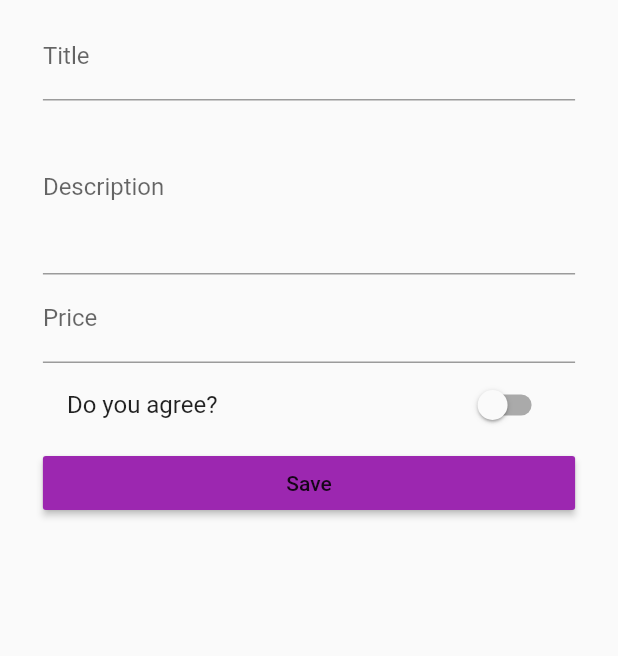
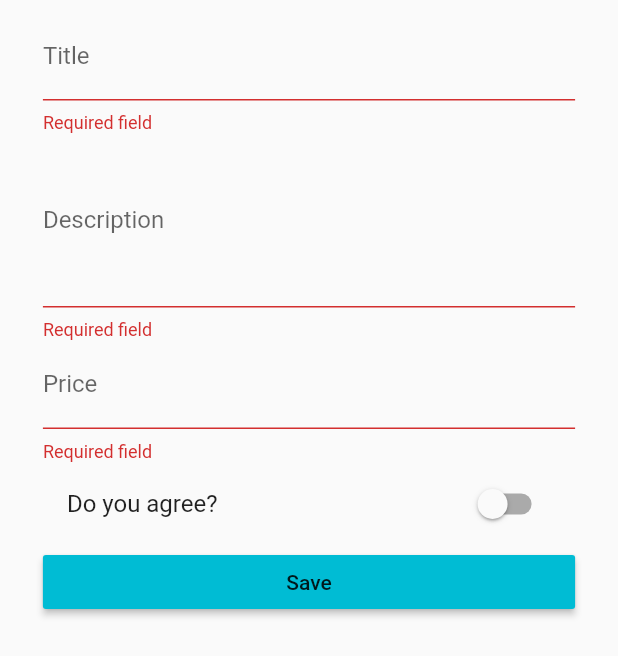
Before and after one commit to takmilul/Flutter-Demo, a Flutter app: the ProductCreatePage widget shown alone on an empty page, opened directly with empty values, after a tap on "Save", on a phone screen of 412 x 824 dp. Shown: the top 656 px of the screen. Run offline on Flutter 3.47's test engine with Material 2 defaults, Android fonts, the phone set to English and light mode, and no system bars; our stand-ins replace fluttertoast, toast.

Commit message:
third commit

```diff
--- a/lib/main.dart
+++ b/lib/main.dart
@@ -49,7 +49,7 @@ class _MyAppState extends State<MyApp> {
       title: 'Material Flutter',
       theme: ThemeData(
         primarySwatch: Colors.teal,
-        accentColor: Colors.purple,
+        accentColor: Colors.cyan,
       ),
       initialRoute: '/',
       routes: {
--- a/lib/pages/auth_page.dart
+++ b/lib/pages/auth_page.dart
@@ -2,7 +2,8 @@ import 'package:flutter/material.dart';
 import 'package:flutter_app/pages/product_page.dart';
 
 class AuthPage extends StatelessWidget {
-  static const routeName = '/authPage';
+//  static const routeName = '/authPage';
+  static const String routeName = '/';
   final bool isAgreed = false;
   final Function addProduct;
   final Function deleteProduct;
--- a/lib/pages/product_create_page.dart
+++ b/lib/pages/product_create_page.dart
@@ -1,5 +1,7 @@
 import 'package:flutter/material.dart';
 import 'package:flutter_app/pages/product_page.dart';
+import 'package:fluttertoast/fluttertoast.dart';
+import 'package:toast/toast.dart';
 
 class ProductCreatePage extends StatefulWidget {
   static const routeName = '/ProductCreatePage';
@@ -19,6 +21,7 @@ class _ProductCreatePageState extends State<ProductCreatePage> {
   String descriptionText;
   double priceText;
   bool isAgreed = false;
+  final GlobalKey<FormState> _formKey = GlobalKey<FormState>();
 
   @override
   Widget build(BuildContext context) {
@@ -28,6 +31,8 @@ class _ProductCreatePageState extends State<ProductCreatePage> {
 
     return Container(
       margin: EdgeInsets.all(8.0),
+      child: Form(
+        key: _formKey,
         child: ListView(
           padding: EdgeInsets.symmetric(horizontal: targetPadding / 2),
           children: <Widget>[
@@ -51,13 +56,19 @@ class _ProductCreatePageState extends State<ProductCreatePage> {
           ),*/
           ],
         ),
+      ),
     );
   }
 
   Widget _buildTitleTextField() {
-    return TextField(
+    return TextFormField(
       decoration: InputDecoration(labelText: 'Title'),
-      onChanged: (String value) {
+      validator: (String value){
+        if(value.isEmpty){
+          return 'Required field';
+        }
+      },
+      onSaved: (String value) {
         setState(
           () {
             titleText = value;
@@ -68,10 +79,15 @@ class _ProductCreatePageState extends State<ProductCreatePage> {
   }
 
   Widget _buildDescriptionTextField() {
-    return TextField(
+    return TextFormField(
       decoration: InputDecoration(labelText: 'Description'),
+      validator: (String value){
+        if(value.isEmpty){
+          return 'Required field';
+        }
+      },
       maxLines: 4,
-      onChanged: (String value) {
+      onSaved: (String value) {
         setState(
           () {
             descriptionText = value;
@@ -82,10 +98,15 @@ class _ProductCreatePageState extends State<ProductCreatePage> {
   }
 
   Widget _buildPriceTextField() {
-    return TextField(
+    return TextFormField(
       decoration: InputDecoration(labelText: 'Price'),
+      validator: (String value){
+        if(value.isEmpty){
+          return 'Required field';
+        }
+      },
       keyboardType: TextInputType.number,
-      onChanged: (String value) {
+      onSaved: (String value) {
         setState(
           () {
             priceText = double.parse(value);
@@ -102,12 +123,17 @@ class _ProductCreatePageState extends State<ProductCreatePage> {
       onChanged: (bool value) {
         setState(() {
           isAgreed = value;
-        });
+        },);
       },
     );
   }
 
   void _createProduct() {
+    if(!_formKey.currentState.validate()){
+      return;
+    }
+    _formKey.currentState.save();
+    Fluttertoast.showToast(msg: 'field required');
     final Map<String, dynamic> product = {
       'title': titleText,
       'description': descriptionText,
--- a/pubspec.yaml
+++ b/pubspec.yaml
@@ -19,7 +19,9 @@ environment:
 dependencies:
   flutter:
     sdk: flutter
-
+  english_words: ^3.1.0
+  toast: ^0.1.3
+  fluttertoast: ^2.1.4
   # The following adds the Cupertino Icons font to your application.
   # Use with the CupertinoIcons class for iOS style icons.
   cupertino_icons: ^0.1.2
@@ -70,5 +72,3 @@ flutter:
   #
   # For details regarding fonts from package dependencies,
   # see https://flutter.dev/custom-fonts/#from-packages
-
-english_words: ^3.1.0
```
Also changed, not shown: lib/pages/custom_shape_clipper.dart (+6 -4 lines), lib/pages/default_page.dart (+69 -2 lines), pubspec.lock. Lines whose indentation alone changed are shown as unchanged.
